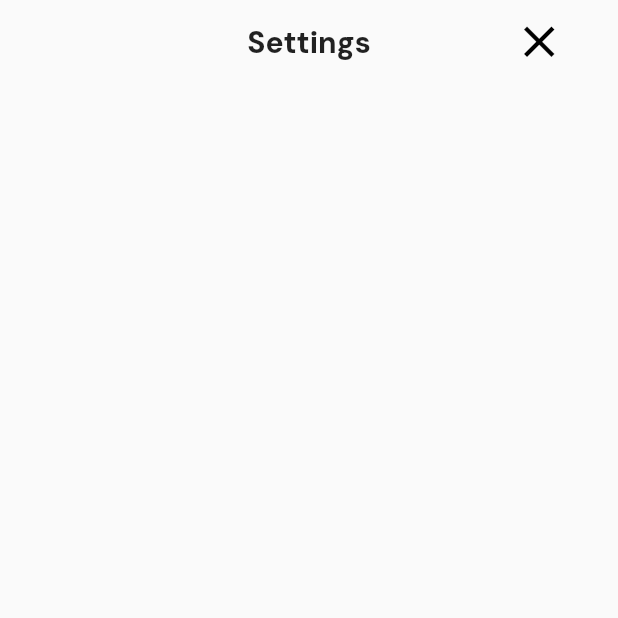
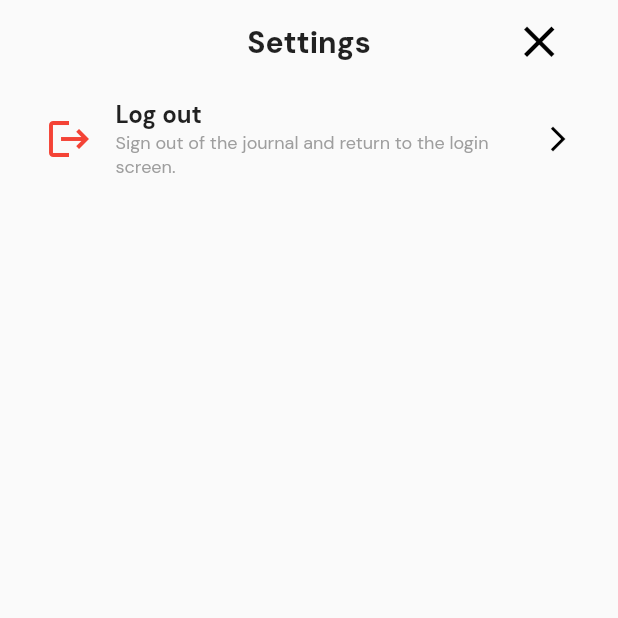
Before and after one commit to carl-duncan/journal-flutter, a Flutter app: the screen it shows after launch, after a tap on the "settings" icon, on a phone screen of 412 x 824 dp, the top half of it. Run offline on Flutter 3.47's test engine with Material 2 defaults, Android fonts, the phone set to English and light mode, and no system bars; our stand-ins replace bloc, dio, equatable, flutter_bloc, google_fonts, modal_bottom_sheet and 1 more; missing offline and left inert: amplify_api, amplify_auth_cognito, amplify_authenticator, amplify_flutter; generated files the repository leaves out were written again.

Commit message:
feat: (settings) added the ability to sign out using the settings page

```diff
--- a/lib/home/widgets/home_body.dart
+++ b/lib/home/widgets/home_body.dart
@@ -93,9 +93,13 @@ class _HomeBodyState extends State<HomeBody> {
                           child: TextField(
                             autofocus: true,
                             onChanged: cubit.searchEntries,
+                            cursorColor: Theme.of(context).iconTheme.color,
                             decoration: InputDecoration(
                               hintText: l10n.search,
-                              prefixIcon: const Icon(Icons.search),
+                              prefixIcon: Icon(
+                                Icons.search,
+                                color: Theme.of(context).iconTheme.color,
+                              ),
                             ),
                           ),
                         )
--- a/lib/l10n/arb/app_en.arb
+++ b/lib/l10n/arb/app_en.arb
@@ -4,5 +4,7 @@
     "gallery": "gallery",
     "enterYourTextHere": "Enter your text here",
     "search": "search",
-    "settings": "Settings"
+    "settings": "Settings",
+    "logout": "Log out",
+    "signOutOfTheJournalAndReturnToTheLoginScreen": "Sign out of the journal and return to the login screen."
 }
--- a/lib/l10n/arb/app_es.arb
+++ b/lib/l10n/arb/app_es.arb
@@ -4,5 +4,7 @@
     "gallery": "galería",
     "enterYourTextHere": "Escribe tu texto aquí",
     "search": "Buscar",
-    "settings": "Ajustes"
+    "settings": "Ajustes",
+    "logout": "Cerrar sesión",
+    "signOutOfTheJournalAndReturnToTheLoginScreen": "Cerrar sesión del diario y volver a la pantalla de inicio de sesión"
 }
--- a/lib/settings/cubit/settings_cubit.dart
+++ b/lib/settings/cubit/settings_cubit.dart
@@ -2,12 +2,19 @@ import 'dart:async';
 
 import 'package:bloc/bloc.dart';
 import 'package:equatable/equatable.dart';
+import 'package:journal_repository/journal_repository.dart';
+import 'package:user_repository/user_repository.dart';
 part 'settings_state.dart';
 
 class SettingsCubit extends Cubit<SettingsState> {
-  SettingsCubit() : super(const SettingsInitial());
+  SettingsCubit(this._repository, this._userRepository)
+      : super(const SettingsInitial());
 
-  /// A description for yourCustomFunction
-  FutureOr<void> yourCustomFunction() {
+  FutureOr<void> signOut() {
+    _userRepository.signOut();
   }
+
+  final JournalRepository _repository;
+
+  final UserRepository _userRepository;
 }
--- a/lib/settings/view/settings_page.dart
+++ b/lib/settings/view/settings_page.dart
@@ -1,6 +1,8 @@
 import 'package:flutter/material.dart';
 import 'package:journal/settings/cubit/cubit.dart';
 import 'package:journal/settings/widgets/settings_body.dart';
+import 'package:journal_repository/journal_repository.dart';
+import 'package:user_repository/user_repository.dart';
 
 /// {@template settings_page}
 /// A description for SettingsPage
@@ -16,8 +18,11 @@ class SettingsPage extends StatelessWidget {
 
   @override
   Widget build(BuildContext context) {
-    return BlocProvider(
-      create: (context) => SettingsCubit(),
+    return BlocProvider<SettingsCubit>(
+      create: (context) => SettingsCubit(
+        context.read<JournalRepository>(),
+        context.read<UserRepository>(),
+      ),
       child: const Scaffold(
         body: SettingsView(),
       ),
--- a/lib/settings/widgets/settings_body.dart
+++ b/lib/settings/widgets/settings_body.dart
@@ -4,6 +4,7 @@ import 'package:journal/l10n/l10n.dart';
 import 'package:journal/res/spacers.dart';
 import 'package:journal/res/widgets/custom_scroll_body.dart';
 import 'package:journal/settings/cubit/cubit.dart';
+import 'package:journal/settings/widgets/settings_tile.dart';
 
 /// {@template settings_body}
 /// Body of the SettingsPage.
@@ -17,6 +18,7 @@ class SettingsBody extends StatelessWidget {
   @override
   Widget build(BuildContext context) {
     final l10n = context.l10n;
+    final cubit = context.read<SettingsCubit>();
     final theme = Theme.of(context);
     return BlocBuilder<SettingsCubit, SettingsState>(
       builder: (context, state) {
@@ -36,6 +38,7 @@ class SettingsBody extends StatelessWidget {
                 leading: const SizedBox.shrink(),
                 actions: [
                   IconButton(
+                    key: const Key('settings_close'),
                     icon: Icon(
                       Icons.close,
                       color: theme.iconTheme.color,
@@ -48,6 +51,21 @@ class SettingsBody extends StatelessWidget {
                 backgroundColor: Colors.transparent,
               ),
             ),
+            SliverPadding(
+              padding: const EdgeInsets.symmetric(
+                horizontal: Spacers.hPagePadding,
+              ),
+              sliver: SliverList(
+                  delegate: SliverChildListDelegate.fixed([
+                SettingsTile(
+                  title: l10n.logout,
+                  color: Colors.red,
+                  subtitle: l10n.signOutOfTheJournalAndReturnToTheLoginScreen,
+                  icon: Icons.logout,
+                  onTap: cubit.signOut,
+                )
+              ])),
+            )
           ],
           isLoading: false,
         );
--- /dev/null
+++ b/lib/settings/widgets/settings_tile.dart
@@ -0,0 +1,64 @@
+import 'package:flutter/material.dart';
+
+class SettingsTile extends StatelessWidget {
+  const SettingsTile({
+    super.key,
+    required this.title,
+    required this.subtitle,
+    required this.icon,
+    required this.onTap,
+    this.color,
+  });
+  final String title;
+  final String subtitle;
+  final IconData icon;
+  final VoidCallback onTap;
+  final Color? color;
+
+  @override
+  Widget build(BuildContext context) {
+    return InkWell(
+      onTap: onTap,
+      child: Padding(
+        padding: const EdgeInsets.symmetric(vertical: 10),
+        child: Row(
+          children: [
+            Icon(
+              icon,
+              color: color,
+              size: 32,
+            ),
+            const SizedBox(width: 15),
+            Expanded(
+              flex: 10,
+              child: Column(
+                crossAxisAlignment: CrossAxisAlignment.start,
+                children: [
+                  Text(
+                    title,
+                    style: Theme.of(context).textTheme.headline6!.copyWith(
+                          fontSize: 16,
+                          fontWeight: FontWeight.bold,
+                        ),
+                  ),
+                  Text(
+                    subtitle,
+                    style: Theme.of(context)
+                        .textTheme
+                        .subtitle1!
+                        .copyWith(fontSize: 12, color: Colors.grey),
+                  ),
+                ],
+              ),
+            ),
+            const Spacer(),
+            const Icon(
+              Icons.arrow_forward_ios,
+              size: 20,
+            ),
+          ],
+        ),
+      ),
+    );
+  }
+}
--- a/packages/user_repository/lib/src/user_repository.dart
+++ b/packages/user_repository/lib/src/user_repository.dart
@@ -29,4 +29,9 @@ class UserRepository {
 
     return encryptionKey.value;
   }
+
+  /// A description for signOut
+  Future<void> signOut() async {
+    await Amplify.Auth.signOut();
+  }
 }
```
Also changed, not shown: 5 other files.
